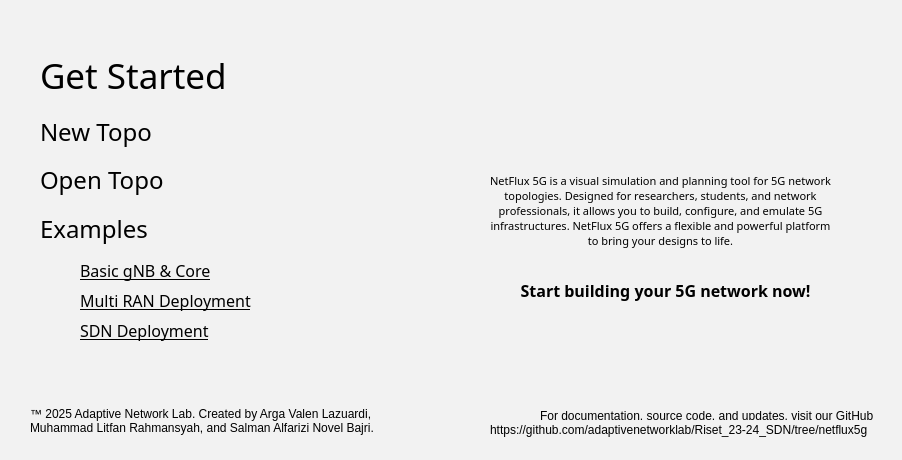
Old version of the form netflux5g-editor/src/gui/ui/Welcome_Screen.ui in the repository adaptivenetworklab/NetFlux5G.
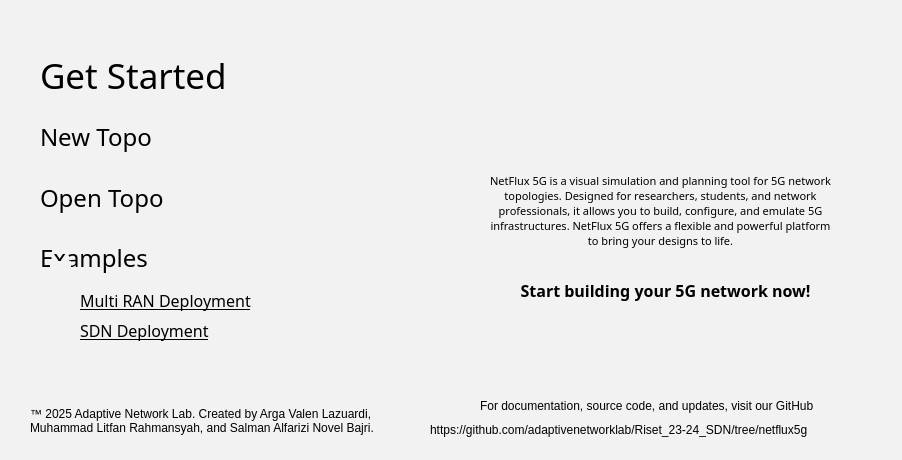
New version of the form. Icons and pictures are not drawn.

Commit message: fix welcome screen

```diff
--- a/netflux5g-editor/src/gui/ui/Welcome_Screen.ui
+++ b/netflux5g-editor/src/gui/ui/Welcome_Screen.ui
@@ -62,7 +62,7 @@
       <x>40</x>
       <y>110</y>
       <width>261</width>
-      <height>140</height>
+      <height>175</height>
      </rect>
     </property>
     <layout class="QVBoxLayout" name="verticalLayout_2">
@@ -298,8 +298,8 @@
    <widget class="QLabel" name="label_3">
     <property name="geometry">
      <rect>
-      <x>540</x>
-      <y>400</y>
+      <x>480</x>
+      <y>390</y>
       <width>361</width>
       <height>31</height>
      </rect>
@@ -311,7 +311,7 @@
    <widget class="QLabel" name="linkRepo">
     <property name="geometry">
      <rect>
-      <x>490</x>
+      <x>430</x>
       <y>420</y>
       <width>411</width>
       <height>20</height>
```
